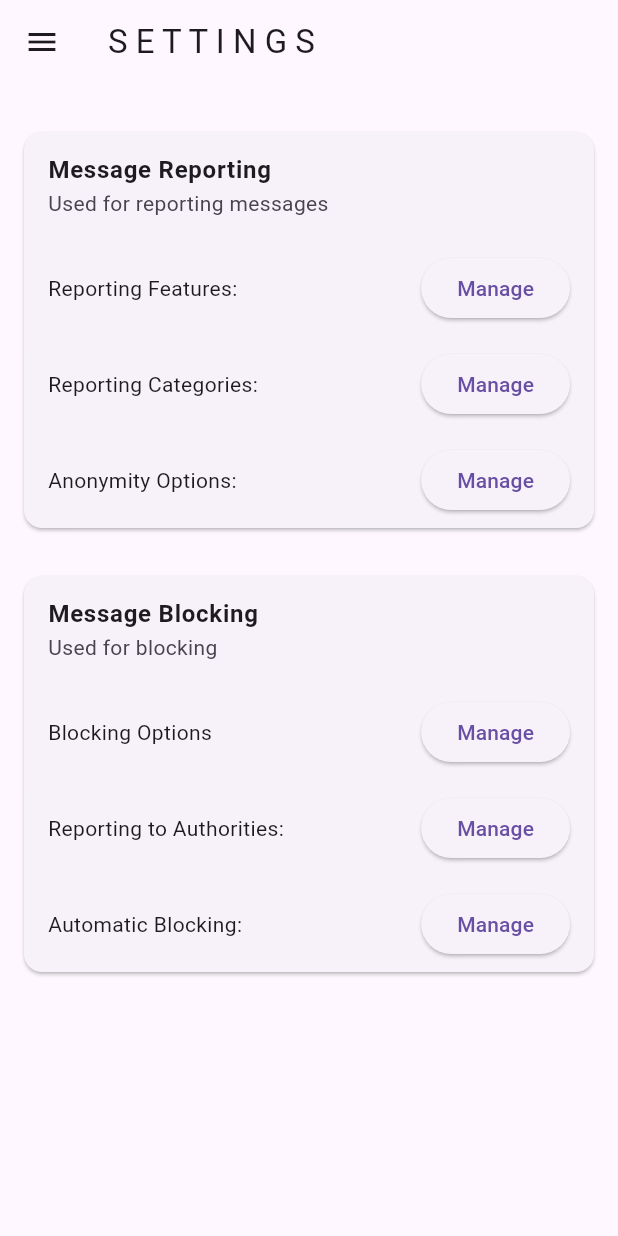
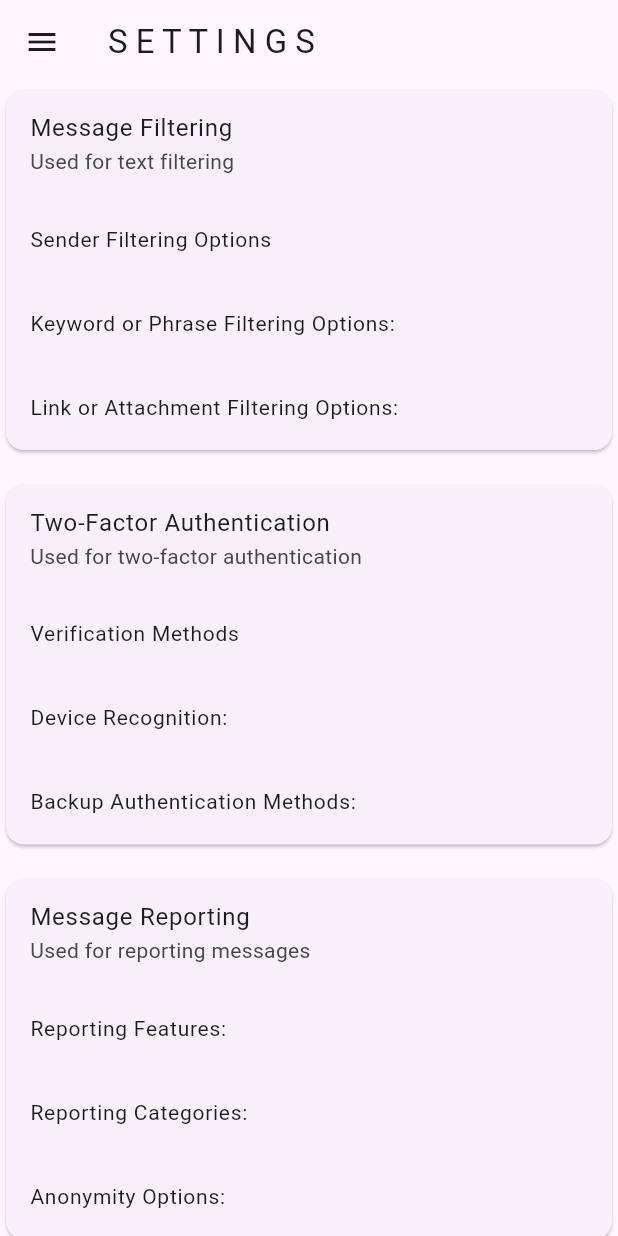
Before and after one commit to archie122/tech-lift-off-app, a Flutter app: the SettingsPage screen opened by its route, on a phone screen of 412 x 824 dp. Run offline on Flutter 3.47's test engine with Material 3 defaults, Android fonts, the phone set to English and light mode, and no system bars; our stand-ins replace flutter_local_notifications.

Commit message:
Revert "More Changes added"
This reverts commit 5505cc1450a95d947cfe7d39983a9885f66cd463.

```diff
--- a/text_guardian/lib/components/navbar.dart
+++ b/text_guardian/lib/components/navbar.dart
@@ -28,6 +28,12 @@ class Navbar extends StatelessWidget {
             },
           ),
           ListTile(
+            title: const Text('Results'),
+            onTap: () {
+              Navigator.pushNamed(context, '/results');
+            },
+          ),
+          ListTile(
             title: const Text('Logout'),
             onTap: () {
               Navigator.pushNamed(context, '/login');
--- a/text_guardian/lib/pages/settings.dart
+++ b/text_guardian/lib/pages/settings.dart
@@ -1,83 +1,118 @@
+import 'package:flutter/cupertino.dart';
 import 'package:flutter/material.dart';
+import 'package:flutter/rendering.dart';
+import 'package:flutter/widgets.dart';
 import 'package:text_guardian/components/navbar.dart';
 
 class SettingsPage extends StatelessWidget {
-  const SettingsPage({Key? key}) : super(key: key);
+  const SettingsPage({super.key});
 
   @override
   Widget build(BuildContext context) {
     return Scaffold(
       appBar: AppBar(title: const Text('S E T T I N G S')),
       drawer: Navbar(),
-      body: SingleChildScrollView(
-        padding: const EdgeInsets.all(16.0),
+      body: const SingleChildScrollView(
         child: Column(
           children: [
-            const SizedBox(height: 16),
-            _buildSettingsCard(
-              title: 'Message Reporting',
-              subtitle: 'Used for reporting messages',
-              options: [
-                'Reporting Features:',
-                'Reporting Categories:',
-                'Anonymity Options:',
-              ],
+            Card(
+              child: Column(
+                mainAxisSize: MainAxisSize.min,
+                children: [
+                  ListTile(
+                    title: Text('Message Filtering'),
+                    subtitle: Text('Used for text filtering'),
+                  ),
+                  ListTile(
+                    title: Text('Sender Filtering Options',
+                        style: TextStyle(fontSize: 14)),
+                  ),
+                  ListTile(
+                    title: Text('Keyword or Phrase Filtering Options:',
+                        style: TextStyle(fontSize: 14)),
+                  ),
+                  ListTile(
+                    title: Text('Link or Attachment Filtering Options:',
+                        style: TextStyle(fontSize: 14)),
+                  ),
+                ],
+              ),
             ),
-            const SizedBox(height: 16),
-            _buildSettingsCard(
-              title: 'Message Blocking',
-              subtitle: 'Used for blocking',
-              options: [
-                'Blocking Options',
-                'Reporting to Authorities:',
-                'Automatic Blocking:',
-              ],
+            SizedBox(height: 15),
+            Card(
+              child: Column(
+                mainAxisSize: MainAxisSize.min,
+                children: [
+                  ListTile(
+                    title: Text('Two-Factor Authentication'),
+                    subtitle: Text('Used for two-factor authentication'),
+                  ),
+                  ListTile(
+                    title: Text('Verification Methods',
+                        style: TextStyle(fontSize: 14)),
+                  ),
+                  ListTile(
+                    title: Text('Device Recognition:',
+                        style: TextStyle(fontSize: 14)),
+                  ),
+                  ListTile(
+                    title: Text('Backup Authentication Methods:',
+                        style: TextStyle(fontSize: 14)),
+                  ),
+                ],
+              ),
+            ),
+            SizedBox(height: 15),
+            Card(
+              child: Column(
+                mainAxisSize: MainAxisSize.min,
+                children: [
+                  ListTile(
+                    title: Text('Message Reporting'),
+                    subtitle: Text('Used for reporting messages'),
+                  ),
+                  ListTile(
+                    title: Text('Reporting Features:',
+                        style: TextStyle(fontSize: 14)),
+                  ),
+                  ListTile(
+                    title: Text('Reporting Categories:',
+                        style: TextStyle(fontSize: 14)),
+                  ),
+                  ListTile(
+                    title: Text('Anonymity Options:',
+                        style: TextStyle(fontSize: 14)),
+                  ),
+                ],
+              ),
+            ),
+            SizedBox(height: 15),
+            Card(
+              child: Column(
+                mainAxisSize: MainAxisSize.min,
+                children: [
+                  ListTile(
+                    title: Text('Message Blocking'),
+                    subtitle: Text('Used for blocking'),
+                  ),
+                  ListTile(
+                    title: Text('Blocking Options',
+                        style: TextStyle(fontSize: 14)),
+                  ),
+                  ListTile(
+                    title: Text('Reporting to Authorities:',
+                        style: TextStyle(fontSize: 14)),
+                  ),
+                  ListTile(
+                    title: Text('Automatic Blocking:',
+                        style: TextStyle(fontSize: 14)),
+                  ),
+                ],
+              ),
             ),
           ],
         ),
       ),
     );
   }
-
-  Widget _buildSettingsCard(
-      {required String title,
-      required String subtitle,
-      required List<String> options}) {
-    return Card(
-      margin: const EdgeInsets.only(bottom: 16.0),
-      child: Column(
-        crossAxisAlignment: CrossAxisAlignment.start,
-        children: [
-          ListTile(
-            title: Text(title,
-                style: const TextStyle(fontWeight: FontWeight.bold)),
-            subtitle: Text(subtitle),
-          ),
-          ...options.map((option) => Padding(
-                padding:
-                    const EdgeInsets.symmetric(vertical: 8.0, horizontal: 16.0),
-                child: Row(
-                  mainAxisAlignment: MainAxisAlignment.spaceBetween,
-                  children: [
-                    Expanded(
-                      child: Text(option, style: const TextStyle(fontSize: 14)),
-                    ),
-                    const SizedBox(width: 8),
-                    ElevatedButton(
-                      onPressed: () {
-                        // Handle button press
-                        // ScaffoldMessenger.of().showSnackBar(
-                        //   SnackBar(
-                        //       content: Text('Button pressed for: $option')),
-                        // );
-                      },
-                      child: const Text('Manage'),
-                    ),
-                  ],
-                ),
-              )),
-        ],
-      ),
-    );
-  }
 }
```
Also changed, not shown: text_guardian/lib/components/alert_dialog.dart (deleted, +0 -31 lines), text_guardian/lib/pages/homepage.dart (+15 -29 lines), text_guardian/lib/pages/login.dart (+24 -37 lines), text_guardian/lib/pages/results.dart (+6 -33 lines).
